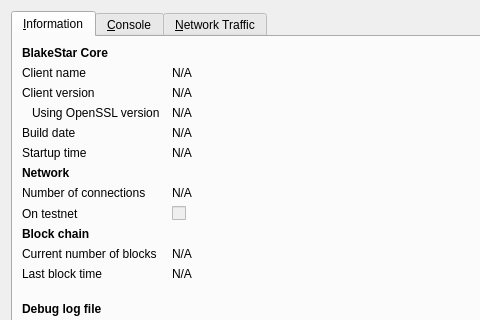
Above: src/qt/forms/rpcconsole.ui from MyCryptoCoins/Helium before the change; both pictures show x 0 to 480 and y 0 to 320 of the 740 by 450 pixel window. Below: the same form after it.
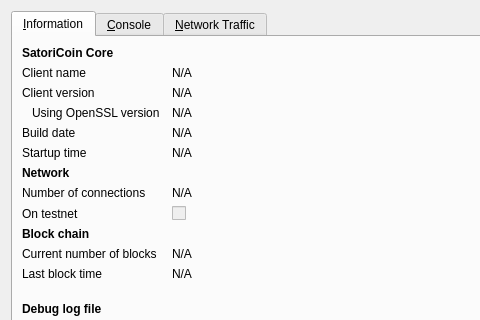
That is the form after the change. Icons and pictures are not drawn. Custom widgets are drawn as their Qt base class.

Diff of the .ui file:
```diff
--- a/src/qt/forms/rpcconsole.ui
+++ b/src/qt/forms/rpcconsole.ui
@@ -36,7 +36,7 @@
           </font>
          </property>
          <property name="text">
-          <string>BlakeStar Core</string>
+          <string>SatoriCoin Core</string>
          </property>
         </widget>
        </item>
```
Left out of the diff: 6 changed lines with no effect on the pictures.
